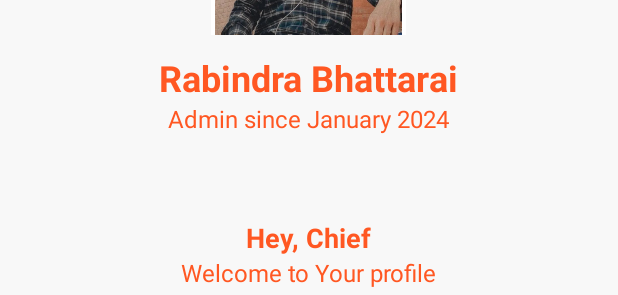
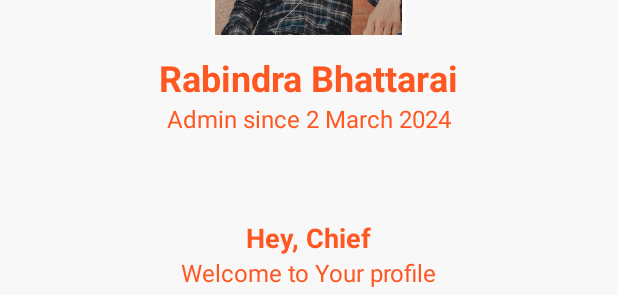
Before and after one commit to Rabindra-Bhattarai/Kotlin-ind., an Android app: the layout fragment_profile.xml on its own in the app's theme, with its tools: preview values and no code run, on a phone screen of 412 x 824 dp. Shown: the part 319-614 px from the top of the screen. Run offline under Robolectric (Android 15) with nearby library versions, the phone set to English and light mode, and no system bars.

Commit message:
Profiles

```diff
--- a/app/src/main/res/layout/fragment_profile.xml
+++ b/app/src/main/res/layout/fragment_profile.xml
@@ -79,7 +79,7 @@
                 <TextView
                     android:layout_width="wrap_content"
                     android:layout_height="wrap_content"
-                    android:text="Admin since January 2024"
+                    android:text="Admin since 2 March 2024"
                     android:textColor="@color/red"
                     android:textSize="16sp" />
 
```
